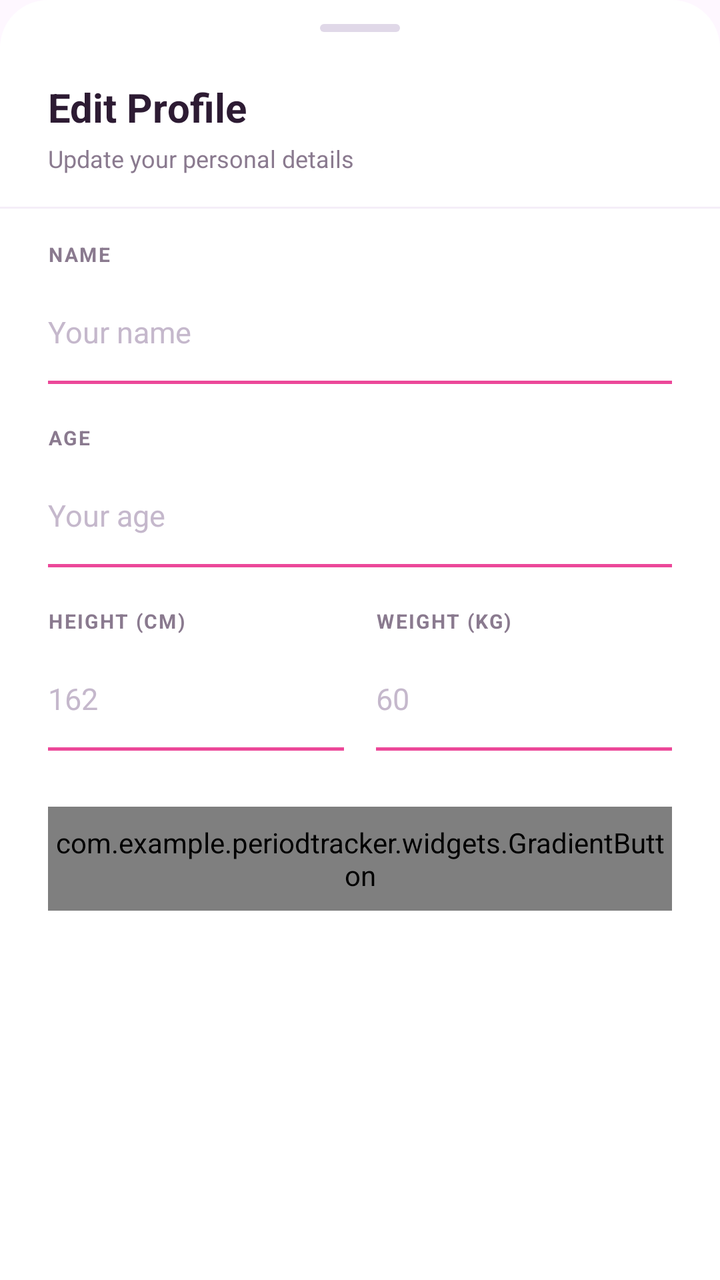
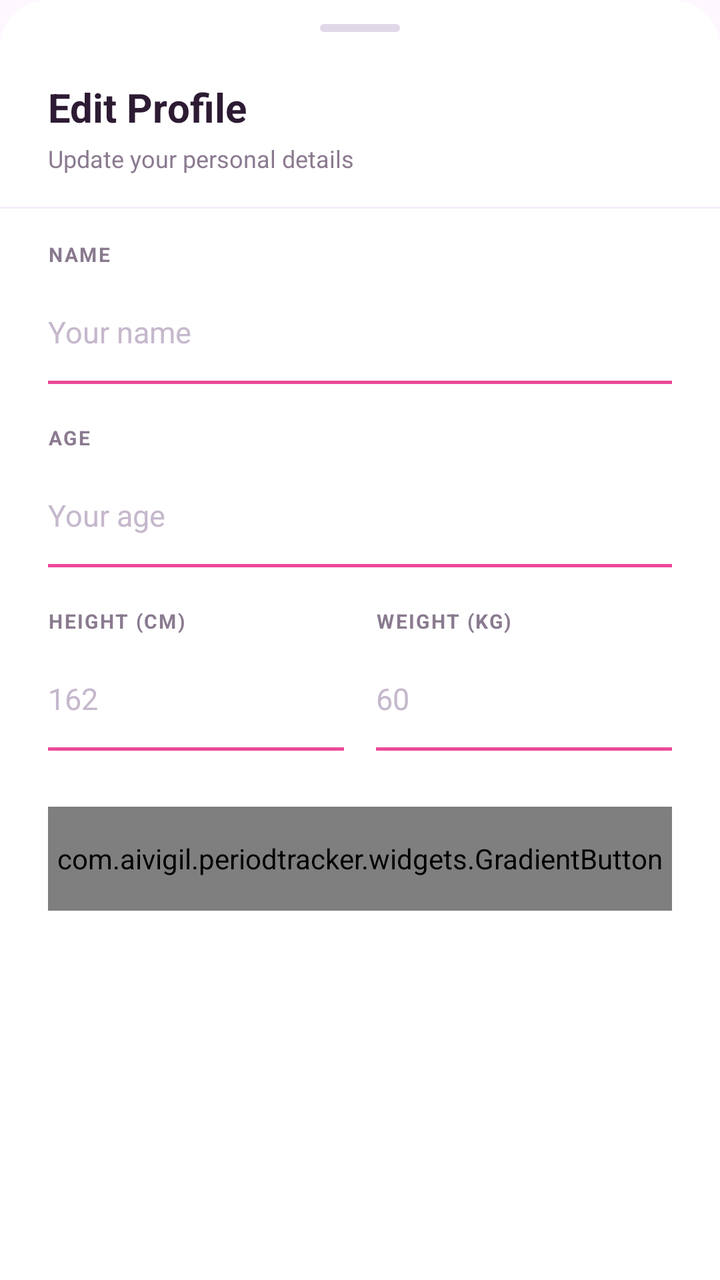

Screens rendered from an Android XML layout before and after an edit, with the pre-edit source and the edit as a unified diff.
<!-- AndroidManifest.xml: application theme Theme.PeriodTracker -->
<!-- res/layout/bottom_sheet_edit_profile.xml -->
<?xml version="1.0" encoding="utf-8"?>
<LinearLayout
    xmlns:android="http://schemas.android.com/apk/res/android"
    xmlns:app="http://schemas.android.com/apk/res-auto"
    android:layout_width="match_parent"
    android:layout_height="wrap_content"
    android:orientation="vertical"
    android:background="@drawable/bottom_sheet_bg"
    android:paddingBottom="32dp">

    
    <View
        android:layout_width="40dp"
        android:layout_height="4dp"
        android:layout_gravity="center_horizontal"
        android:layout_marginTop="12dp"
        android:background="@drawable/sheet_handle" />

    
    <TextView
        android:layout_width="wrap_content"
        android:layout_height="wrap_content"
        android:layout_marginStart="24dp"
        android:layout_marginTop="24dp"
        android:text="Edit Profile"
        android:textSize="20sp"
        android:textStyle="bold"
        android:textColor="#2D1B33" />

    <TextView
        android:layout_width="wrap_content"
        android:layout_height="wrap_content"
        android:layout_marginStart="24dp"
        android:layout_marginTop="4dp"
        android:text="Update your personal details"
        android:textSize="12sp"
        android:textColor="#8A7A8F" />

    <View
        android:layout_width="match_parent"
        android:layout_height="1dp"
        android:background="#F5EEF8"
        android:layout_marginTop="16dp" />

    
    <LinearLayout
        android:layout_width="match_parent"
        android:layout_height="wrap_content"
        android:orientation="vertical"
        android:paddingHorizontal="24dp"
        android:paddingTop="16dp">

        
        <TextView
            android:layout_width="wrap_content"
            android:layout_height="wrap_content"
            android:text="NAME"
            android:textSize="10sp"
            android:textStyle="bold"
            android:letterSpacing="0.08"
            android:textColor="#8A7A8F" />

        <androidx.constraintlayout.widget.ConstraintLayout
            android:layout_width="match_parent"
            android:layout_height="52dp"
            android:layout_marginTop="6dp">

            <EditText
                android:id="@+id/etEditName"
                android:layout_width="0dp"
                android:layout_height="match_parent"
                android:hint="Your name"
                android:textSize="15sp"
                android:textColor="#2D1B33"
                android:textColorHint="#C5B8CC"
                android:background="@null"
                android:inputType="textPersonName"
                android:imeOptions="actionNext"
                app:layout_constraintStart_toStartOf="parent"
                app:layout_constraintEnd_toEndOf="parent"
                app:layout_constraintTop_toTopOf="parent"
                app:layout_constraintBottom_toBottomOf="parent" />

            <View
                android:layout_width="0dp"
                android:layout_height="1.5dp"
                android:background="#EC4899"
                app:layout_constraintStart_toStartOf="parent"
                app:layout_constraintEnd_toEndOf="parent"
                app:layout_constraintBottom_toBottomOf="parent" />

        </androidx.constraintlayout.widget.ConstraintLayout>

        
        <TextView
            android:layout_width="wrap_content"
            android:layout_height="wrap_content"
            android:layout_marginTop="20dp"
            android:text="AGE"
            android:textSize="10sp"
            android:textStyle="bold"
            android:letterSpacing="0.08"
            android:textColor="#8A7A8F" />

        <androidx.constraintlayout.widget.ConstraintLayout
            android:layout_width="match_parent"
            android:layout_height="52dp"
            android:layout_marginTop="6dp">

            <EditText
                android:id="@+id/etEditAge"
                android:layout_width="0dp"
                android:layout_height="match_parent"
                android:hint="Your age"
                android:textSize="15sp"
                android:textColor="#2D1B33"
                android:textColorHint="#C5B8CC"
                android:background="@null"
                android:inputType="number"
                android:imeOptions="actionNext"
                app:layout_constraintStart_toStartOf="parent"
                app:layout_constraintEnd_toEndOf="parent"
                app:layout_constraintTop_toTopOf="parent"
                app:layout_constraintBottom_toBottomOf="parent" />

            <View
                android:layout_width="0dp"
                android:layout_height="1.5dp"
                android:background="#EC4899"
                app:layout_constraintStart_toStartOf="parent"
                app:layout_constraintEnd_toEndOf="parent"
                app:layout_constraintBottom_toBottomOf="parent" />

        </androidx.constraintlayout.widget.ConstraintLayout>

        
        <LinearLayout
            android:layout_width="match_parent"
            android:layout_height="wrap_content"
            android:layout_marginTop="20dp"
            android:orientation="horizontal">

            
            <LinearLayout
                android:layout_width="0dp"
                android:layout_height="wrap_content"
                android:layout_weight="1"
                android:orientation="vertical"
                android:layout_marginEnd="16dp">

                <TextView
                    android:layout_width="wrap_content"
                    android:layout_height="wrap_content"
                    android:text="HEIGHT (CM)"
                    android:textSize="10sp"
                    android:textStyle="bold"
                    android:letterSpacing="0.08"
                    android:textColor="#8A7A8F" />

                <androidx.constraintlayout.widget.ConstraintLayout
                    android:layout_width="match_parent"
                    android:layout_height="52dp"
                    android:layout_marginTop="6dp">

                    <EditText
                        android:id="@+id/etEditHeight"
                        android:layout_width="0dp"
                        android:layout_height="match_parent"
                        android:hint="162"
                        android:textSize="15sp"
                        android:textColor="#2D1B33"
                        android:textColorHint="#C5B8CC"
                        android:background="@null"
                        android:inputType="number"
                        android:imeOptions="actionNext"
                        app:layout_constraintStart_toStartOf="parent"
                        app:layout_constraintEnd_toEndOf="parent"
                        app:layout_constraintTop_toTopOf="parent"
                        app:layout_constraintBottom_toBottomOf="parent" />

                    <View
                        android:layout_width="0dp"
                        android:layout_height="1.5dp"
                        android:background="#EC4899"
                        app:layout_constraintStart_toStartOf="parent"
                        app:layout_constraintEnd_toEndOf="parent"
                        app:layout_constraintBottom_toBottomOf="parent" />

                </androidx.constraintlayout.widget.ConstraintLayout>
            </LinearLayout>

            
            <LinearLayout
                android:layout_width="0dp"
                android:layout_height="wrap_content"
                android:layout_weight="1"
                android:orientation="vertical">

                <TextView
                    android:layout_width="wrap_content"
                    android:layout_height="wrap_content"
                    android:text="WEIGHT (KG)"
                    android:textSize="10sp"
                    android:textStyle="bold"
                    android:letterSpacing="0.08"
                    android:textColor="#8A7A8F" />

                <androidx.constraintlayout.widget.ConstraintLayout
                    android:layout_width="match_parent"
                    android:layout_height="52dp"
                    android:layout_marginTop="6dp">

                    <EditText
                        android:id="@+id/etEditWeight"
                        android:layout_width="0dp"
                        android:layout_height="match_parent"
                        android:hint="60"
                        android:textSize="15sp"
                        android:textColor="#2D1B33"
                        android:textColorHint="#C5B8CC"
                        android:background="@null"
                        android:inputType="numberDecimal"
                        android:imeOptions="actionDone"
                        app:layout_constraintStart_toStartOf="parent"
                        app:layout_constraintEnd_toEndOf="parent"
                        app:layout_constraintTop_toTopOf="parent"
                        app:layout_constraintBottom_toBottomOf="parent" />

                    <View
                        android:layout_width="0dp"
                        android:layout_height="1.5dp"
                        android:background="#EC4899"
                        app:layout_constraintStart_toStartOf="parent"
                        app:layout_constraintEnd_toEndOf="parent"
                        app:layout_constraintBottom_toBottomOf="parent" />

                </androidx.constraintlayout.widget.ConstraintLayout>
            </LinearLayout>

        </LinearLayout>

        
        <com.example.periodtracker.widgets.GradientButton
            android:id="@+id/btnSaveProfile"
            android:layout_width="match_parent"
            android:layout_height="52dp"
            android:layout_marginTop="28dp"
            android:text="Save Changes" />

    </LinearLayout>

</LinearLayout>
<!-- resources referenced by this layout -->
<resources>
  <!-- drawable bottom_sheet_bg (drawable) -->
  <?xml version="1.0" encoding="utf-8"?>
  <shape xmlns:android="http://schemas.android.com/apk/res/android"
      android:shape="rectangle">
      <solid android:color="#FFFFFF" />
      <corners
          android:topLeftRadius="24dp"
          android:topRightRadius="24dp" />
  </shape>
  <!-- drawable sheet_handle (drawable) -->
  <?xml version="1.0" encoding="utf-8"?>
  <shape xmlns:android="http://schemas.android.com/apk/res/android"
      android:shape="rectangle">
      <solid android:color="#E0D8E8" />
      <corners android:radius="4dp" />
  </shape>
  <style name="Theme.PeriodTracker" parent="Base.Theme.PeriodTracker" />
  <style name="Base.Theme.PeriodTracker" parent="Theme.Material3.DayNight.NoActionBar">
          
          <item name="android:windowTranslucentStatus">false</item>
          <item name="android:windowTranslucentNavigation">false</item>
      </style>
</resources>

<!-- the commit's change to res/layout/bottom_sheet_edit_profile.xml (unified diff, before → after) -->
@@ -1,4 +1,4 @@
-<?xml version="1.0" encoding="utf-8"?>
+﻿<?xml version="1.0" encoding="utf-8"?>
 <LinearLayout
     xmlns:android="http://schemas.android.com/apk/res/android"
     xmlns:app="http://schemas.android.com/apk/res-auto"
@@ -240,7 +240,7 @@
         </LinearLayout>
 
         
-        <com.example.periodtracker.widgets.GradientButton
+        <com.aivigil.periodtracker.widgets.GradientButton
             android:id="@+id/btnSaveProfile"
             android:layout_width="match_parent"
             android:layout_height="52dp"
